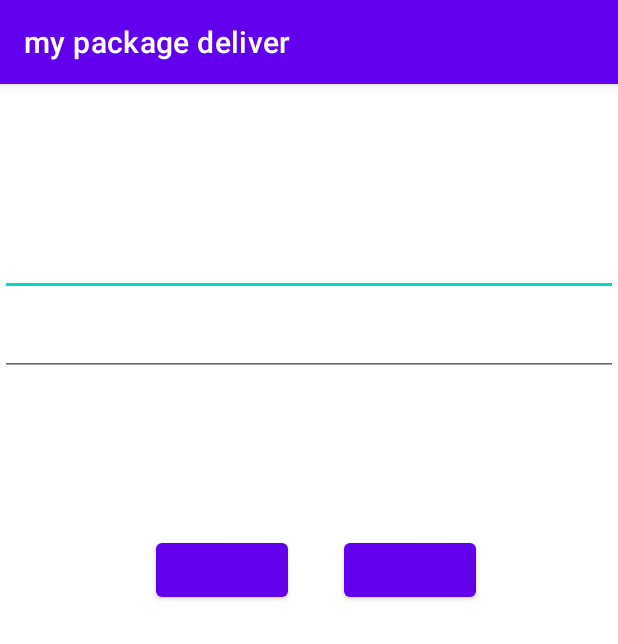
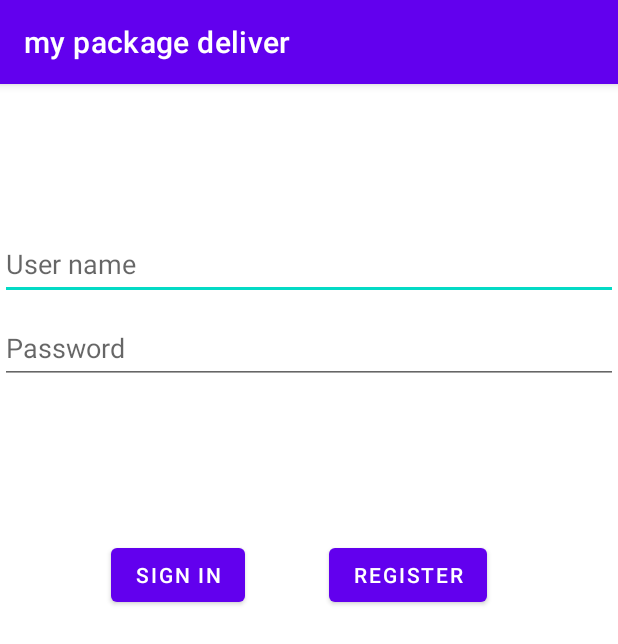
Before and after one commit to maorsarusi/myPackageDeliver, an Android app: the screen it shows after launch (loginActivity), on a phone screen of 412 x 824 dp. Shown: the top 644 px of the screen. Run offline under Robolectric (Android 15) with nearby library versions, the phone set to English and light mode, and no system bars; our stand-ins replace Firebase (no records; nobody signed in at launch, a user with empty details on screens opened directly).

Commit message:
now we see text on buttons and on editText(hide)

```diff
--- a/app/src/main/res/layout/activity_login.xml
+++ b/app/src/main/res/layout/activity_login.xml
@@ -5,13 +5,15 @@
     android:layout_width="match_parent"
     android:layout_height="match_parent"
     tools:context=".views.loginActivity">
+
     <EditText
         android:id="@+id/username"
         android:layout_width="0dp"
         android:layout_height="wrap_content"
         android:layout_marginTop="96dp"
-        android:hint="@string/prompt_email"
+        android:hint="User name"
         android:inputType="textEmailAddress"
+        android:minHeight="48dp"
         android:selectAllOnFocus="true"
         app:layout_constraintEnd_toEndOf="parent"
         app:layout_constraintStart_toStartOf="parent"
@@ -22,10 +24,11 @@
         android:layout_width="0dp"
         android:layout_height="wrap_content"
         android:layout_marginTop="8dp"
-        android:hint="@string/prompt_password"
+        android:hint="Password"
         android:imeActionLabel="@string/action_sign_in_short"
         android:imeOptions="actionDone"
         android:inputType="textPassword"
+        android:minHeight="48dp"
         android:selectAllOnFocus="true"
         app:layout_constraintEnd_toEndOf="parent"
         app:layout_constraintStart_toStartOf="parent"
@@ -39,13 +42,13 @@
         android:layout_marginTop="16dp"
         android:layout_marginBottom="64dp"
         android:enabled="true"
-        android:text="@string/action_sign_in"
+        android:text="Register"
         app:layout_constraintBottom_toBottomOf="parent"
         app:layout_constraintEnd_toEndOf="parent"
-        app:layout_constraintHorizontal_bias="0.321"
+        app:layout_constraintHorizontal_bias="0.716"
         app:layout_constraintStart_toStartOf="parent"
         app:layout_constraintTop_toBottomOf="@+id/password"
-        app:layout_constraintVertical_bias="0.2" />
+        app:layout_constraintVertical_bias="0.198" />
 
     <Button
         android:id="@+id/openRegisterActivity"
@@ -55,13 +58,13 @@
         android:layout_marginTop="16dp"
         android:layout_marginBottom="64dp"
         android:enabled="true"
-        android:text="@string/register_now"
+        android:text="Sign in"
         app:layout_constraintBottom_toBottomOf="parent"
         app:layout_constraintEnd_toEndOf="parent"
-        app:layout_constraintHorizontal_bias="0.708"
+        app:layout_constraintHorizontal_bias="0.229"
         app:layout_constraintStart_toStartOf="parent"
         app:layout_constraintTop_toBottomOf="@+id/password"
-        app:layout_constraintVertical_bias="0.2" />
+        app:layout_constraintVertical_bias="0.198" />
 
     <ProgressBar
         android:id="@+id/loading"
```
Also changed, not shown: app/src/main/java/com/example/mypackagedeliver/views/loginActivity.kt (+4 -3 lines), app/src/main/res/layout/activity_register.xml (+6 -3 lines).
